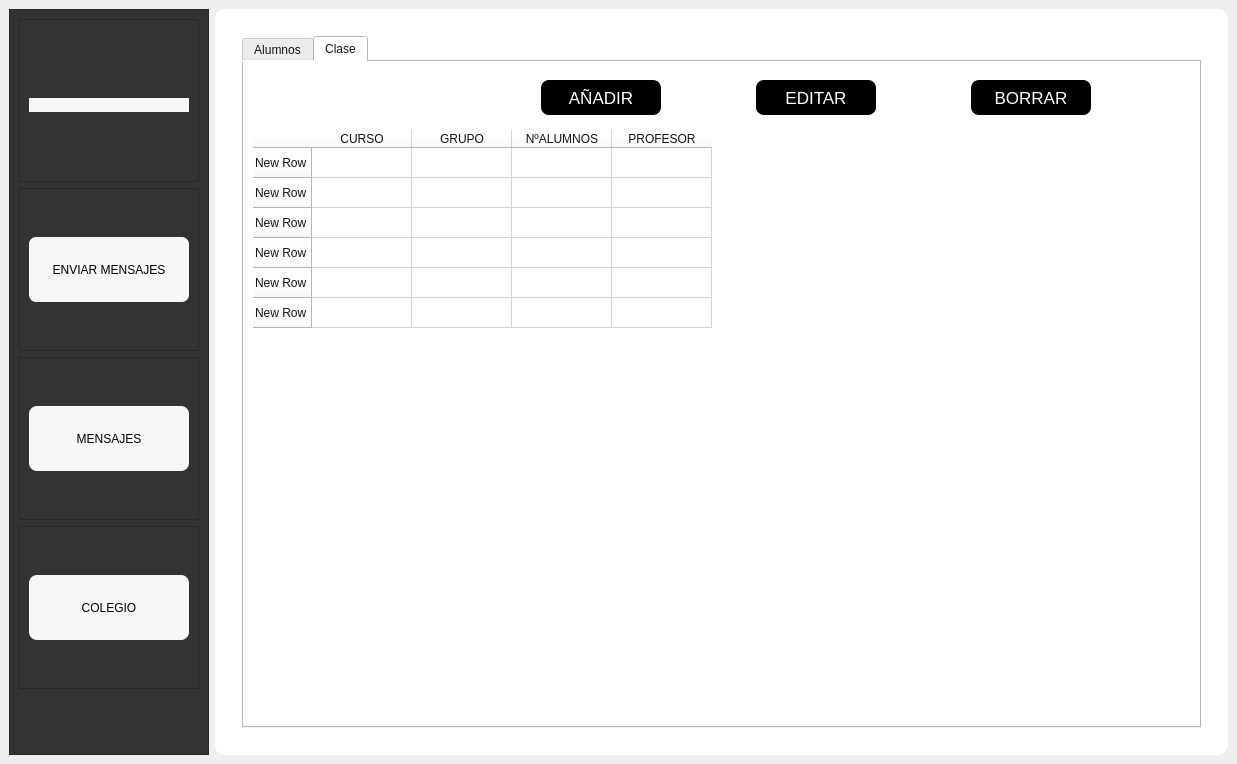
Old version of the form Presentacion/UI_Files/UI_menu.ui in the repository eduardez/SISINT.
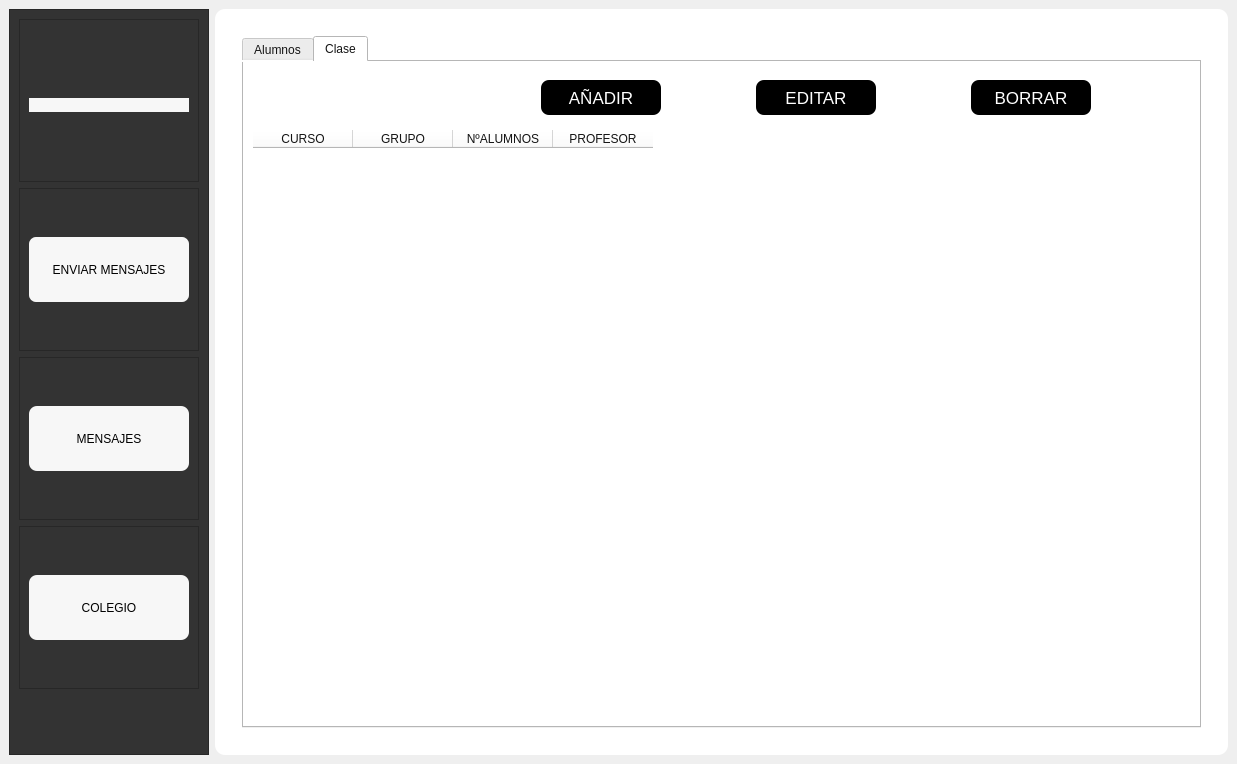
New version of the form. The open tabs and pages were chosen to show the change. Icons and pictures are not drawn.

What changed in the file:
```diff
--- a/Presentacion/UI_Files/UI_menu.ui
+++ b/Presentacion/UI_Files/UI_menu.ui
@@ -1508,36 +1508,6 @@
                   </item>
                   <item>
                    <widget class="QTableWidget" name="tbl_clases">
-                    <row>
-                     <property name="text">
-                      <string>New Row</string>
-                     </property>
-                    </row>
-                    <row>
-                     <property name="text">
-                      <string>New Row</string>
-                     </property>
-                    </row>
-                    <row>
-                     <property name="text">
-                      <string>New Row</string>
-                     </property>
-                    </row>
-                    <row>
-                     <property name="text">
-                      <string>New Row</string>
-                     </property>
-                    </row>
-                    <row>
-                     <property name="text">
-                      <string>New Row</string>
-                     </property>
-                    </row>
-                    <row>
-                     <property name="text">
-                      <string>New Row</string>
-                     </property>
-                    </row>
                     <column>
                      <property name="text">
                       <string>CURSO</string>
```
